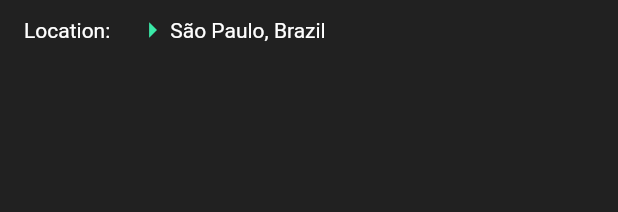
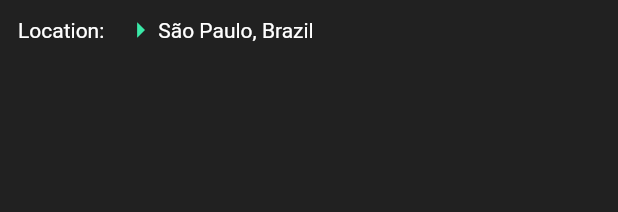
Before and after one commit to murilinhoPs/murilinho-portfolio, a Flutter app: the ContactInfoWidget widget shown alone on an empty page, opened directly, on a phone screen of 412 x 824 dp. Shown: the top 212 px of the screen. Run offline on Flutter 3.47's test engine with Material 2 defaults, Android fonts, the phone set to English and light mode, and no system bars; our stand-ins replace flutter_markdown, responsive_builder.

Commit message:
Adjust alignment and font sizes

```diff
--- a/lib/pages/main_page/sections/contact/contact_info_widget.dart
+++ b/lib/pages/main_page/sections/contact/contact_info_widget.dart
@@ -17,28 +17,35 @@ class ContactInfoWidget extends StatelessWidget {
     return InkWell(
       onTap: onTap,
       child: Padding(
-        padding: const EdgeInsets.symmetric(vertical: 8.0, horizontal: 16.0),
+        padding: const EdgeInsets.symmetric(
+          vertical: 8.0,
+          horizontal: 12.0,
+        ),
         child: Row(
-          mainAxisAlignment: MainAxisAlignment.center,
           mainAxisSize: MainAxisSize.min,
           children: [
             Text('$title:'),
-            SizedBox(width: 16.0),
+            SizedBox(width: 12.0),
             Row(
+              mainAxisSize: MainAxisSize.min,
               children: [
                 Icon(
                   Icons.arrow_right,
                   color: primaryColor,
                 ),
-                onTap == null
+                Container(
+                  // constraints:BoxCons
+                  child: onTap == null
                       ? SelectableText(
                           info,
                         )
                       : Text(
                           info,
-                        softWrap: true,
                           overflow: TextOverflow.ellipsis,
-                      )
+                          softWrap: false,
+                          maxLines: 1,
+                        ),
+                ),
               ],
             ),
           ],
--- a/lib/pages/main_page/sections/home/home_mobile.dart
+++ b/lib/pages/main_page/sections/home/home_mobile.dart
@@ -30,7 +30,7 @@ class HomeMobile extends StatelessWidget {
               Text(
                 Strings.homeSubtitle,
                 style: TextStyle(
-                  fontSize: 48,
+                  fontSize: 42,
                   fontWeight: FontWeight.bold,
                   letterSpacing: 1.6,
                 ),
@@ -39,7 +39,7 @@ class HomeMobile extends StatelessWidget {
               Text(
                 Strings.homeIntro,
                 style: TextStyle(
-                  fontSize: 28,
+                  fontSize: 24,
                   letterSpacing: 1.2,
                 ),
               ),
```
Lines whose indentation alone changed are shown as unchanged.
